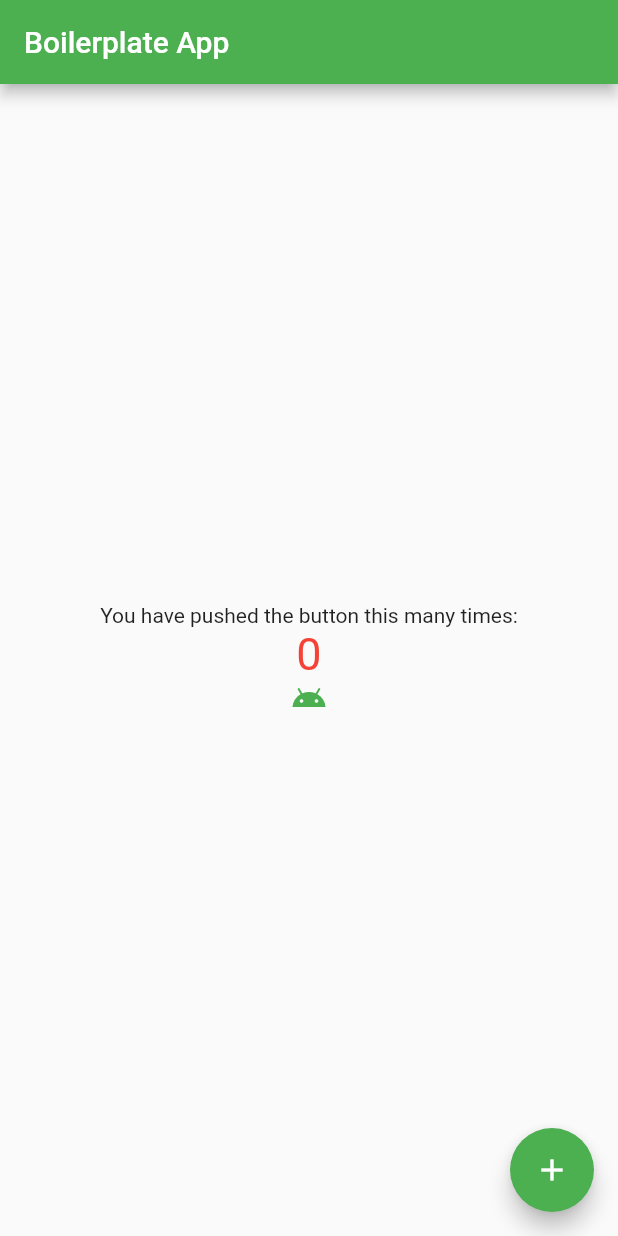
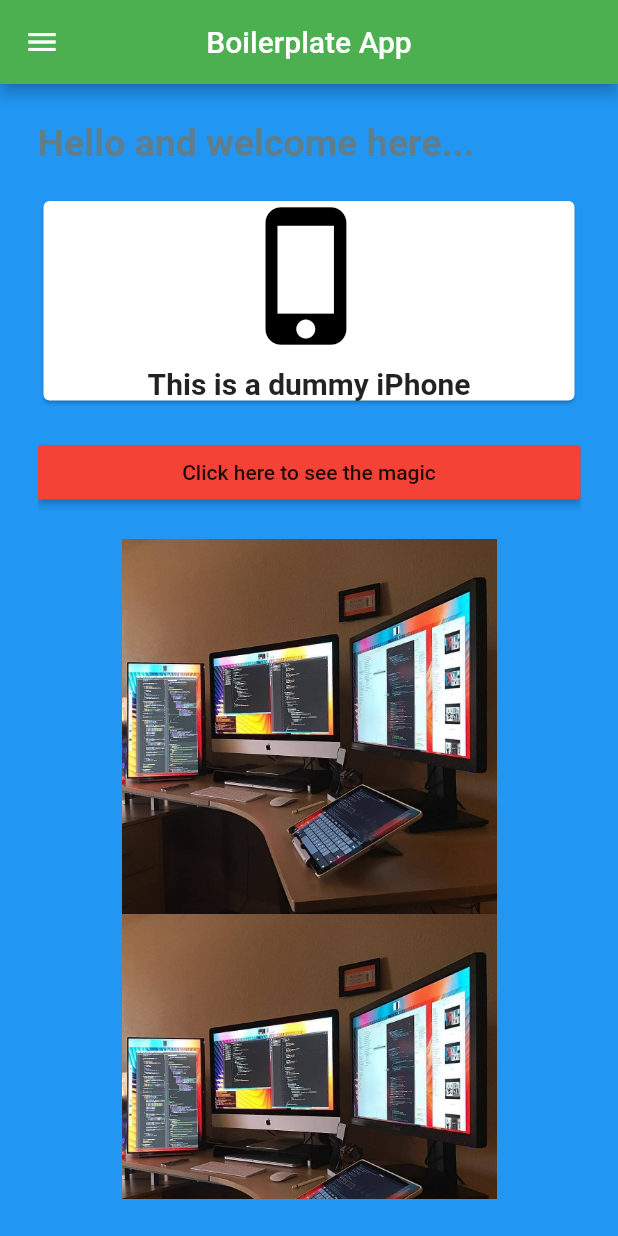
Before and after one commit to ritesh-sharma33/Covid-Coding-Program, a Flutter app: the screen it shows after launch, on a phone screen of 412 x 824 dp. Run offline on Flutter 3.47's test engine with Material 2 defaults, Android fonts, the phone set to English and light mode, and no system bars.

Commit message:
Day 3 session over.

```diff
--- a/boilerplate_1/lib/main.dart
+++ b/boilerplate_1/lib/main.dart
@@ -1,6 +1,4 @@
 import 'package:flutter/material.dart';
-
-String greetMe() => "Hello";
 
 void main() => runApp(MyApp());
 
@@ -25,45 +23,95 @@ class MyHomePage extends StatefulWidget {
 
   @override
   _MyHomePageState createState() => _MyHomePageState();
-
 }
 
 class _MyHomePageState extends State<MyHomePage> {
-  int _counter = 0;
-
-  void _incrementCounter() {
-    setState(() {
-      _counter++;
-    });
+  _buildCustomCard() {
+    return Card(
+      child: Column(
+        children: <Widget>[
+          Icon(
+            Icons.phone_iphone,
+            color: Colors.black,
+            size: 100,
+          ),
+          SizedBox(
+            height: 10,
+          ),
+          Text(
+            'This is a dummy iPhone',
+            style: TextStyle(fontSize: 20, fontWeight: FontWeight.bold),
+          )
+        ],
+      ),
+    );
   }
 
   @override
   Widget build(BuildContext context) {
     return Scaffold(
+      backgroundColor: Colors.blue,
       appBar: AppBar(
-        title: Text(widget.title),
+        title: Text('Boilerplate App'),
+        centerTitle: true,
       ),
-      body: Center(
-        child: Column(
-          mainAxisAlignment: MainAxisAlignment.center,
+      body: Container(
+        alignment: Alignment.center,
+        padding: const EdgeInsets.all(25),
+        child: ListView(
           children: <Widget>[
             Text(
-              'You have pushed the button this many times:',
+              'Hello and welcome here...',
+              style: TextStyle(
+                  color: Colors.blueGrey,
+                  fontSize: 25,
+                  fontWeight: FontWeight.bold),
             ),
-            Text(
-              '$_counter',
-              style: TextStyle(
-                color: Colors.red,
-                fontSize: 30
-              ),
+            SizedBox(height: 20),
+            _buildCustomCard(),
+            SizedBox(
+              height: 20,
             ),
-            Icon(Icons.android, color: Colors.green,)
+            RaisedButton(
+              color: Colors.red,
+              child: Text('Click here to see the magic'),
+              onPressed: () {
+                print('Magic button clicked');
+              },
+            ),
+            SizedBox(
+              height: 20,
+            ),
+            Image.asset(
+              'assets/images/programming.jpg',
+              height: 250,
+            ),
+            Image.asset(
+              'assets/images/programming.jpg',
+              height: 250,
+            ),
           ],
         ),
       ),
-      floatingActionButton: FloatingActionButton(
-        onPressed: _incrementCounter,
-        child: Icon(Icons.add),
+      drawer: Drawer(
+        child: ListView(
+          children: <Widget>[
+            DrawerHeader(
+              margin: EdgeInsets.zero,
+              padding: EdgeInsets.zero,
+              decoration: BoxDecoration(
+                image: DecorationImage(
+                  fit: BoxFit.fill,
+                  image: AssetImage('assets/images/programming.jpg')
+                )
+              ),
+              child: Text('Hello John'),
+            ),
+            Text('Hi, John', style: TextStyle(
+              fontWeight: FontWeight.bold
+            ),)
+          ],
+        ),
       ),
     );
   }
--- a/boilerplate_1/pubspec.yaml
+++ b/boilerplate_1/pubspec.yaml
@@ -41,9 +41,8 @@ flutter:
   uses-material-design: true
 
   # To add assets to your application, add an assets section, like this:
-  # assets:
-  #  - images/a_dot_burr.jpeg
-  #  - images/a_dot_ham.jpeg
+  assets:
+   - assets/images/programming.jpg
 
   # An image asset can refer to one or more resolution-specific "variants", see
   # https://flutter.dev/assets-and-images/#resolution-aware.
```
Also changed, not shown: boilerplate_1/assets/images/programming.jpg (added).
